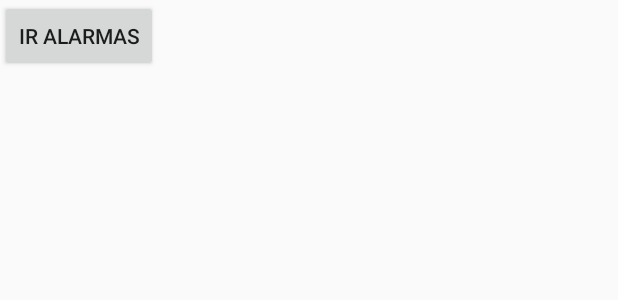
After one commit to pablosky21/alarmac_app_android, an Android app: the layout activity_registro.xml on its own in the app's theme, with its tools: preview values and no code run, on a phone screen of 412 x 824 dp. The commit adds this screen. Shown: the top 300 px of the screen. Run offline under Robolectric (Android 15) with nearby library versions, the phone set to English and light mode, and no system bars.

Commit message:
agregacion de las pantallas y activty de registro, login.

```diff
--- a/AlarmaComunitariaV2/app/src/main/AndroidManifest.xml
+++ b/AlarmaComunitariaV2/app/src/main/AndroidManifest.xml
@@ -32,7 +32,10 @@
         <activity
             android:name=".MensajeActivity"
             android:label="@string/title_activity_mensaje"
-            android:theme="@style/AppTheme.NoActionBar"></activity>
+            android:theme="@style/AppTheme.NoActionBar" />
+        <activity android:name=".AdministrarComunidadActivity" />
+        <activity android:name=".ReportesActivity" />
+        <activity android:name=".RegistroActivity"></activity>
     </application>
 
 </manifest>
--- a/AlarmaComunitariaV2/app/src/main/java/proyectotitulo2017/alarmacomunitariav2/LoginActivity.java
+++ b/AlarmaComunitariaV2/app/src/main/java/proyectotitulo2017/alarmacomunitariav2/LoginActivity.java
@@ -3,6 +3,7 @@ package proyectotitulo2017.alarmacomunitariav2;
 import android.animation.Animator;
 import android.animation.AnimatorListenerAdapter;
 import android.annotation.TargetApi;
+import android.content.Intent;
 import android.content.pm.PackageManager;
 import android.support.annotation.NonNull;
 import android.support.design.widget.Snackbar;
@@ -61,6 +62,7 @@ public class LoginActivity extends AppCompatActivity implements LoaderCallbacks<
     private EditText mPasswordView;
     private View mProgressView;
     private View mLoginFormView;
+    private Button registro;
 
     @Override
     protected void onCreate(Bundle savedInstanceState) {
@@ -93,6 +95,7 @@ public class LoginActivity extends AppCompatActivity implements LoaderCallbacks<
         mLoginFormView = findViewById(R.id.login_form);
         mProgressView = findViewById(R.id.login_progress);
     }
+
 
     private void populateAutoComplete() {
         if (!mayRequestContacts()) {
--- /dev/null
+++ b/AlarmaComunitariaV2/app/src/main/res/layout/activity_registro.xml
@@ -0,0 +1,17 @@
+<?xml version="1.0" encoding="utf-8"?>
+<android.support.constraint.ConstraintLayout xmlns:android="http://schemas.android.com/apk/res/android"
+    xmlns:app="http://schemas.android.com/apk/res-auto"
+    xmlns:tools="http://schemas.android.com/tools"
+    android:layout_width="match_parent"
+    android:layout_height="match_parent"
+    tools:context="proyectotitulo2017.alarmacomunitariav2.RegistroActivity">
+
+    <Button
+        android:id="@+id/alarmas"
+        android:layout_width="wrap_content"
+        android:layout_height="wrap_content"
+        android:onClick="alarmas"
+        android:text="IR ALARMAS"
+        tools:layout_editor_absoluteX="107dp"
+        tools:layout_editor_absoluteY="131dp" />
+</android.support.constraint.ConstraintLayout>
--- a/AlarmaComunitariaV2/app/src/main/res/layout/app_bar_main.xml
+++ b/AlarmaComunitariaV2/app/src/main/res/layout/app_bar_main.xml
@@ -21,6 +21,8 @@
     </android.support.design.widget.AppBarLayout>
 
     <include layout="@layout/content_main" />
+    <include layout="@layout/activity_administrar_comunidad" />
+
 
     <android.support.design.widget.FloatingActionButton
         android:id="@+id/fab"
```
Also changed, not shown: AlarmaComunitariaV2/app/src/main/java/proyectotitulo2017/alarmacomunitariav2/AdministrarComunidadActivity.java (added, +13 -0 lines), AlarmaComunitariaV2/app/src/main/java/proyectotitulo2017/alarmacomunitariav2/MainActivity.java (+6 -6 lines), AlarmaComunitariaV2/app/src/main/java/proyectotitulo2017/alarmacomunitariav2/RegistroActivity.java (added, +19 -0 lines), AlarmaComunitariaV2/app/src/main/java/proyectotitulo2017/alarmacomunitariav2/ReportesActivity.java (added, +13 -0 lines), AlarmaComunitariaV2/app/src/main/res/layout/activity_administrar_comunidad.xml (added, +10 -0 lines), AlarmaComunitariaV2/app/src/main/res/layout/activity_login.xml (+8 -0 lines), AlarmaComunitariaV2/app/src/main/res/layout/activity_reportes.xml (added, +10 -0 lines), AlarmaComunitariaV2/app/src/main/res/layout/content_main.xml (+7 -0 lines).
